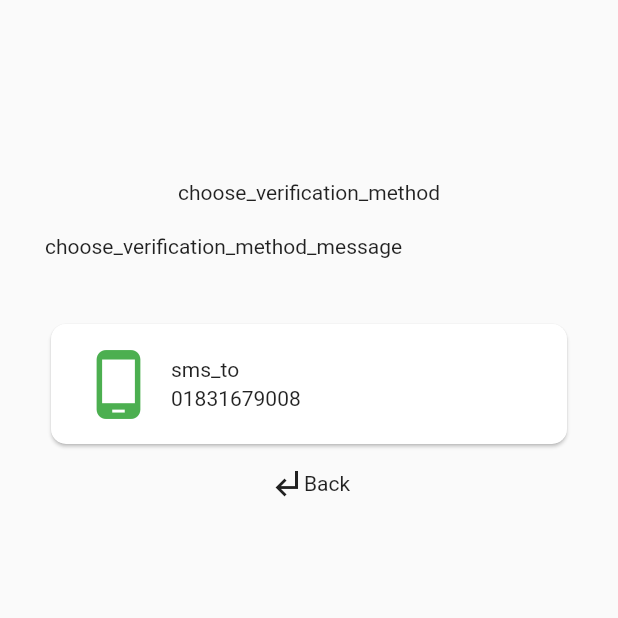
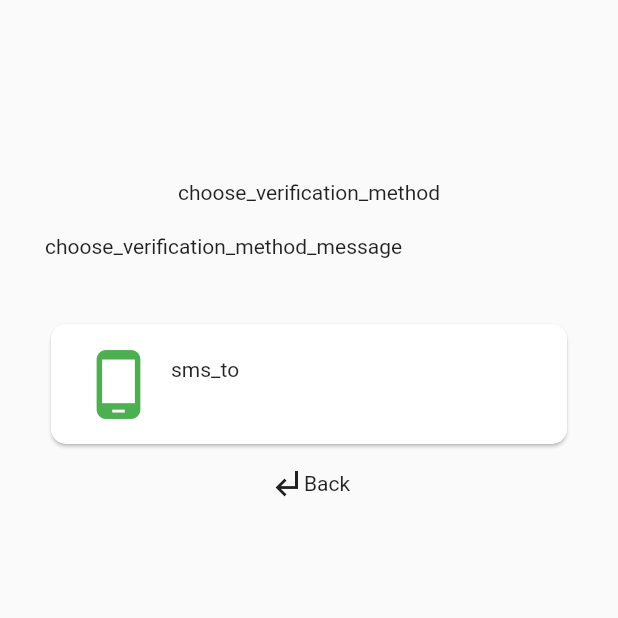
Before and after one commit to MdAdnanMorshed/otp, a Flutter app: the screen it shows after launch, after a tap on "OTP", on a phone screen of 412 x 824 dp, the top half of it. Run offline on Flutter 3.47's test engine with Material 2 defaults, Android fonts, the phone set to English and light mode, and no system bars; our stand-ins replace pin_code_fields.

Commit message:
phone number passing Choose Verification page

```diff
--- a/lib/main.dart
+++ b/lib/main.dart
@@ -26,6 +26,7 @@ class MyHomePage extends StatefulWidget {
 }
 
 class _MyHomePageState extends State<MyHomePage> {
+ final _phoneController  =TextEditingController();
   @override
   Widget build(BuildContext context) {
     return Scaffold(
@@ -36,7 +37,8 @@ class _MyHomePageState extends State<MyHomePage> {
         child: Column(
           children: [
             TextField(
-              controller: TextEditingController(),
+             keyboardType: TextInputType.number,
+              controller: _phoneController,
               decoration: InputDecoration(
 
                   hintText: 'Enter your Phone number '
@@ -51,7 +53,7 @@ class _MyHomePageState extends State<MyHomePage> {
                     context,
                     MaterialPageRoute(
                         builder: (context) =>
-                            SigninPhoneNumberChooseVerificationPage()));
+                            SigninPhoneNumberChooseVerificationPage(phoneNumber: _phoneController.text)));
               },
               child: Text('OTP'),
             )
--- a/lib/signin_phone_number_choose_verification.dart
+++ b/lib/signin_phone_number_choose_verification.dart
@@ -6,9 +6,9 @@ import 'package:flutter/material.dart';
 import 'package:otp/signin_phone_number_verification.dart';
 
 class SigninPhoneNumberChooseVerificationPage extends StatefulWidget {
-  final String phoneNumber='01831679008';
+  final String phoneNumber;
 
-  // const SigninPhoneNumberChooseVerificationPage({Key key, this.phoneNumber = ''}) : super(key: key);
+  const SigninPhoneNumberChooseVerificationPage({Key key, this.phoneNumber = ''}) : super(key: key);
 
   @override
   _SigninPhoneNumberChooseVerificationPageState createState() => _SigninPhoneNumberChooseVerificationPageState();
```
